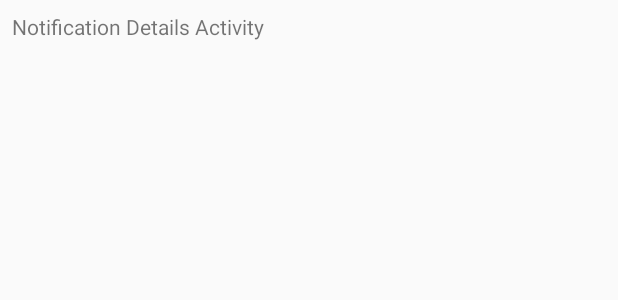
After one commit to MJay6/ELIM_saved-by-the-bell, an Android app: the layout activity_notification_details.xml on its own in the app's theme, with its tools: preview values and no code run, on a phone screen of 412 x 824 dp. The commit adds this screen. Shown: the top 300 px of the screen. Run offline under Robolectric (Android 15) with nearby library versions, the phone set to English and light mode, and no system bars.

Commit message:
functionnal notification system

```diff
--- a/app/src/main/java/com/example/zaki_berouk/savedbythebell/model/Event.java
+++ b/app/src/main/java/com/example/zaki_berouk/savedbythebell/model/Event.java
@@ -9,6 +9,7 @@ public class Event {
     private String location;
     private String descr;
     private Date departureTime;
+    private boolean hasBeenNotified=false;
 
     public Event(String name, Date date, String location, String descr) {
         this.name = name;
@@ -64,4 +65,9 @@ public class Event {
     public void setDepartureTime(Date departureTime) {
         this.departureTime = departureTime;
     }
+
+    public boolean hasBeenNotified() {return hasBeenNotified;}
+
+    public void setHasBeenNotified(boolean hasBeenNotified) {this.hasBeenNotified = hasBeenNotified; }
+
 }
--- /dev/null
+++ b/app/src/main/res/drawable/ic_alarm_black_24dp.xml
@@ -0,0 +1,9 @@
+<vector xmlns:android="http://schemas.android.com/apk/res/android"
+        android:width="24dp"
+        android:height="24dp"
+        android:viewportWidth="24.0"
+        android:viewportHeight="24.0">
+    <path
+        android:fillColor="#FF000000"
+        android:pathData="M22,5.72l-4.6,-3.86 -1.29,1.53 4.6,3.86L22,5.72zM7.88,3.39L6.6,1.86 2,5.71l1.29,1.53 4.59,-3.85zM12.5,8L11,8v6l4.75,2.85 0.75,-1.23 -4,-2.37L12.5,8zM12,4c-4.97,0 -9,4.03 -9,9s4.02,9 9,9c4.97,0 9,-4.03 9,-9s-4.03,-9 -9,-9zM12,20c-3.87,0 -7,-3.13 -7,-7s3.13,-7 7,-7 7,3.13 7,7 -3.13,7 -7,7z"/>
+</vector>
--- /dev/null
+++ b/app/src/main/res/layout/activity_notification_details.xml
@@ -0,0 +1,36 @@
+<?xml version="1.0" encoding="utf-8"?>
+<android.support.constraint.ConstraintLayout
+    xmlns:android="http://schemas.android.com/apk/res/android"
+    xmlns:app="http://schemas.android.com/apk/res-auto"
+    android:layout_width="match_parent"
+    android:layout_height="match_parent">
+
+    <TextView
+        android:id="@+id/textView"
+        android:layout_width="match_parent"
+        android:layout_height="wrap_content"
+        android:layout_marginStart="8dp"
+        android:layout_marginLeft="8dp"
+        android:layout_marginTop="8dp"
+        android:layout_marginEnd="8dp"
+        android:layout_marginRight="8dp"
+        android:text="Notification Details Activity"
+        app:layout_constraintEnd_toEndOf="parent"
+        app:layout_constraintStart_toStartOf="parent"
+        app:layout_constraintTop_toTopOf="parent" />
+
+    <TextView
+        android:id="@+id/textViewNotificationDetails"
+        android:layout_width="match_parent"
+        android:layout_height="wrap_content"
+        android:layout_marginStart="8dp"
+        android:layout_marginLeft="8dp"
+        android:layout_marginTop="12dp"
+        android:layout_marginEnd="8dp"
+        android:layout_marginRight="8dp"
+        app:layout_constraintEnd_toEndOf="parent"
+        app:layout_constraintHorizontal_bias="0.0"
+        app:layout_constraintStart_toStartOf="parent"
+        app:layout_constraintTop_toBottomOf="@+id/textView" />
+
+</android.support.constraint.ConstraintLayout>
--- a/build.gradle
+++ b/build.gradle
@@ -7,7 +7,7 @@ buildscript {
         jcenter()
     }
     dependencies {
-        classpath 'com.android.tools.build:gradle:3.2.1'
+        classpath 'com.android.tools.build:gradle:3.3.0'
 
 
         // NOTE: Do not place your application dependencies here; they belong
```
Also changed, not shown: app/src/main/java/com/example/zaki_berouk/savedbythebell/MainActivity.java (+57 -1 lines), app/src/main/java/com/example/zaki_berouk/savedbythebell/SensorActivity.java (+14 -3 lines), app/src/main/java/com/example/zaki_berouk/savedbythebell/model/NotificationDetailsActivity.java (added, +15 -0 lines), gradle/wrapper/gradle-wrapper.properties.
